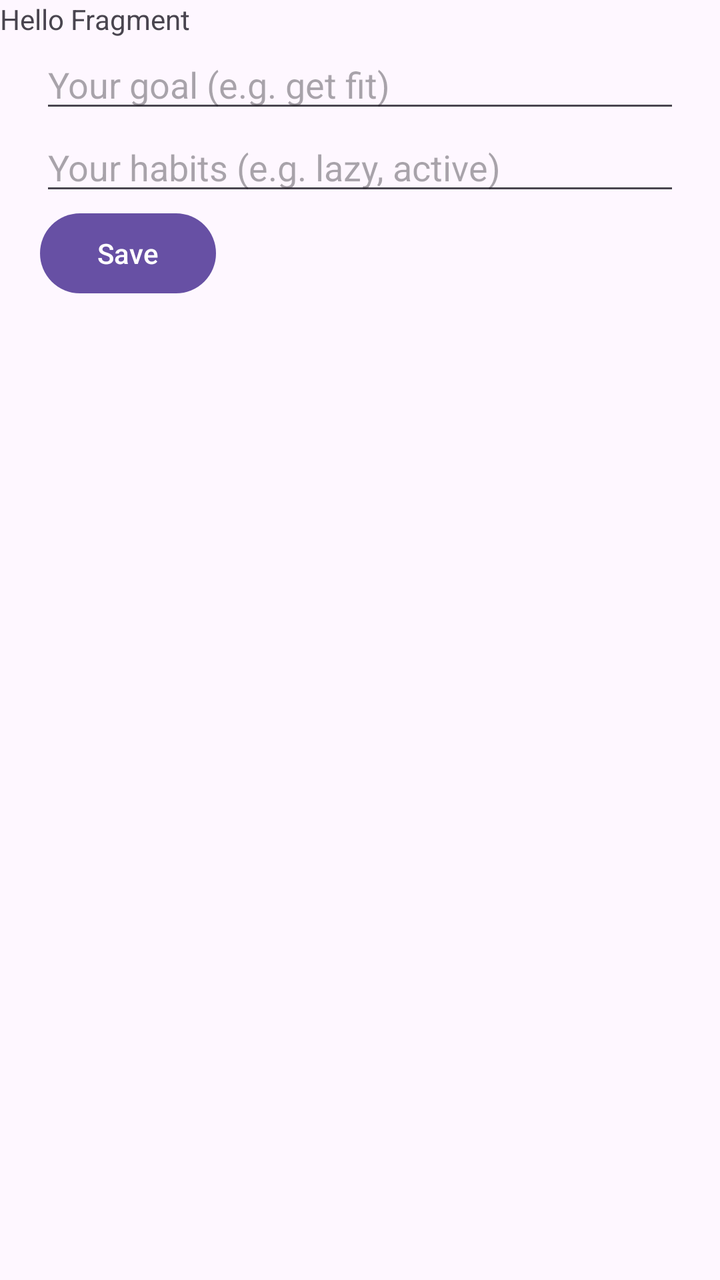
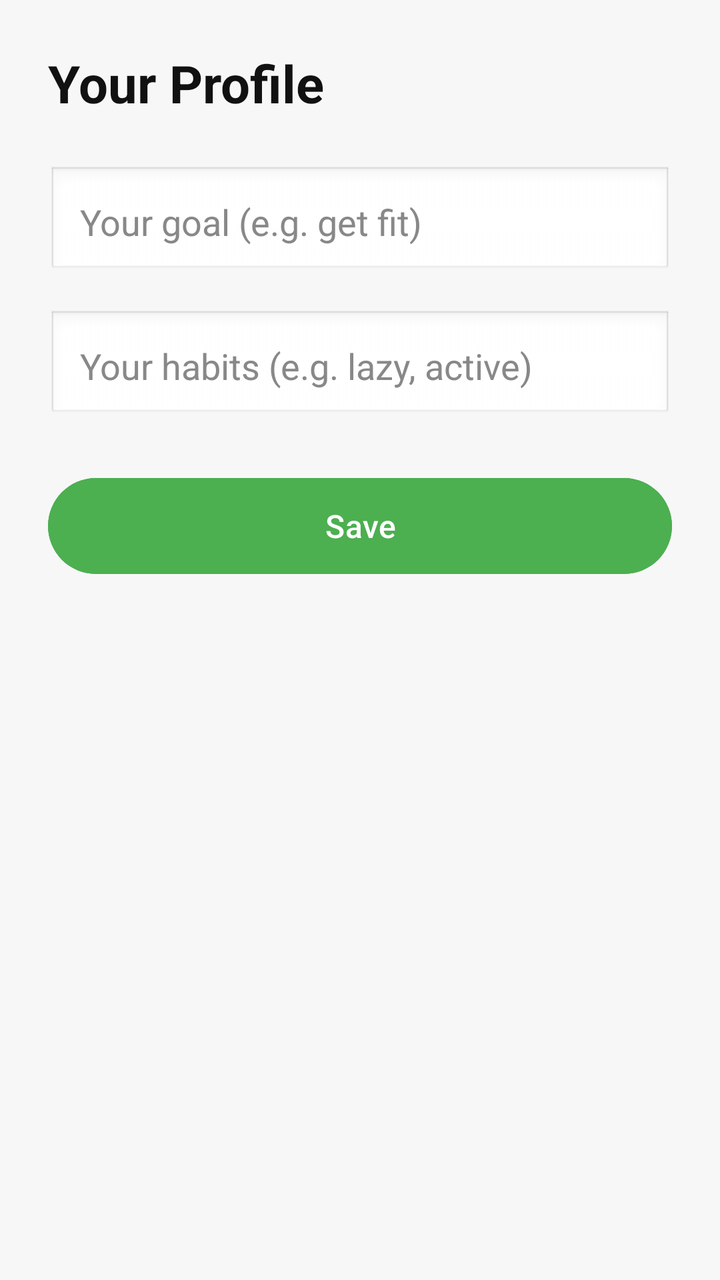

Compare the two renders of this Android layout. The source of the first and the diff that turns it into the second are given below.
<!-- AndroidManifest.xml: application theme Theme.RuleOfTheDay333 -->
<!-- res/layout/fragment_account.xml -->
<FrameLayout xmlns:android="http://schemas.android.com/apk/res/android"
    xmlns:tools="http://schemas.android.com/tools"
    android:layout_width="match_parent"
    android:layout_height="match_parent"
    tools:context=".fragments.AccountFragment">

    
    <TextView
        android:layout_width="match_parent"
        android:layout_height="match_parent"
        android:text="@string/hello_blank_fragment" />

    <ScrollView
        android:layout_width="match_parent"
        android:layout_height="match_parent">

        <LinearLayout
            android:orientation="vertical"
            android:padding="20dp"
            android:layout_width="match_parent"
            android:layout_height="wrap_content">

            <EditText
                android:id="@+id/goalInput"
                android:autofillHints=""
                android:hint="@string/hint_goal"
                android:layout_width="match_parent"
                android:layout_height="wrap_content"/>

            <EditText
                android:id="@+id/habitInput"
                android:autofillHints=""
                android:hint="@string/hint_habit"
                android:layout_width="match_parent"
                android:layout_height="wrap_content"/>

            <Button
                android:id="@+id/saveButton"
                android:text="@string/save_button"
                android:layout_width="wrap_content"
                android:layout_height="wrap_content"/>

        </LinearLayout>
    </ScrollView>

</FrameLayout>
<!-- resources referenced by this layout -->
<resources>
  <string name="hello_blank_fragment">Hello Fragment</string>
  <string name="hint_goal">Your goal (e.g. get fit)</string>
  <string name="hint_habit">Your habits (e.g. lazy, active)</string>
  <string name="save_button">Save</string>
  <style name="Theme.RuleOfTheDay333" parent="Base.Theme.RuleOfTheDay333" />
  <style name="Base.Theme.RuleOfTheDay333" parent="Theme.Material3.DayNight.NoActionBar">
          
          
      </style>
</resources>

<!-- the commit's change to res/layout/fragment_account.xml (unified diff, before → after) -->
@@ -2,13 +2,8 @@
     xmlns:tools="http://schemas.android.com/tools"
     android:layout_width="match_parent"
     android:layout_height="match_parent"
+    android:background="#F7F7F7"
     tools:context=".fragments.AccountFragment">
-
-    
-    <TextView
-        android:layout_width="match_parent"
-        android:layout_height="match_parent"
-        android:text="@string/hello_blank_fragment" />
 
     <ScrollView
         android:layout_width="match_parent"
@@ -16,29 +11,51 @@
 
         <LinearLayout
             android:orientation="vertical"
-            android:padding="20dp"
+            android:padding="24dp"
             android:layout_width="match_parent"
             android:layout_height="wrap_content">
 
+            <TextView
+                android:id="@+id/titleAccount"
+                android:layout_width="wrap_content"
+                android:layout_height="wrap_content"
+                android:text="Your Profile"
+                android:textSize="26sp"
+                android:textStyle="bold"
+                android:textColor="#111111"
+                android:layout_marginBottom="24dp"/>
+
             <EditText
                 android:id="@+id/goalInput"
-                android:autofillHints=""
+                android:layout_width="match_parent"
+                android:layout_height="56dp"
                 android:hint="@string/hint_goal"
-                android:layout_width="match_parent"
-                android:layout_height="wrap_content"/>
+                android:padding="16dp"
+                android:background="@android:drawable/edit_text"
+                android:textColor="#000000"
+                android:textColorHint="#888888"
+                android:layout_marginBottom="16dp"/>
 
             <EditText
                 android:id="@+id/habitInput"
-                android:autofillHints=""
+                android:layout_width="match_parent"
+                android:layout_height="56dp"
                 android:hint="@string/hint_habit"
-                android:layout_width="match_parent"
-                android:layout_height="wrap_content"/>
+                android:padding="16dp"
+                android:background="@android:drawable/edit_text"
+                android:textColor="#000000"
+                android:textColorHint="#888888"
+                android:layout_marginBottom="24dp"/>
 
             <Button
                 android:id="@+id/saveButton"
+                android:layout_width="match_parent"
+                android:layout_height="56dp"
                 android:text="@string/save_button"
-                android:layout_width="wrap_content"
-                android:layout_height="wrap_content"/>
+                android:textAllCaps="false"
+                android:textSize="16sp"
+                android:textColor="#FFFFFF"
+                android:backgroundTint="#4CAF50"/>
 
         </LinearLayout>
     </ScrollView>
<!-- resource entries referenced after the edit -->
@@ -1,6 +1,5 @@
 <!-- resources referenced by this layout -->
 <resources>
-  <string name="hello_blank_fragment">Hello Fragment</string>
   <string name="hint_goal">Your goal (e.g. get fit)</string>
   <string name="hint_habit">Your habits (e.g. lazy, active)</string>
   <string name="save_button">Save</string>
